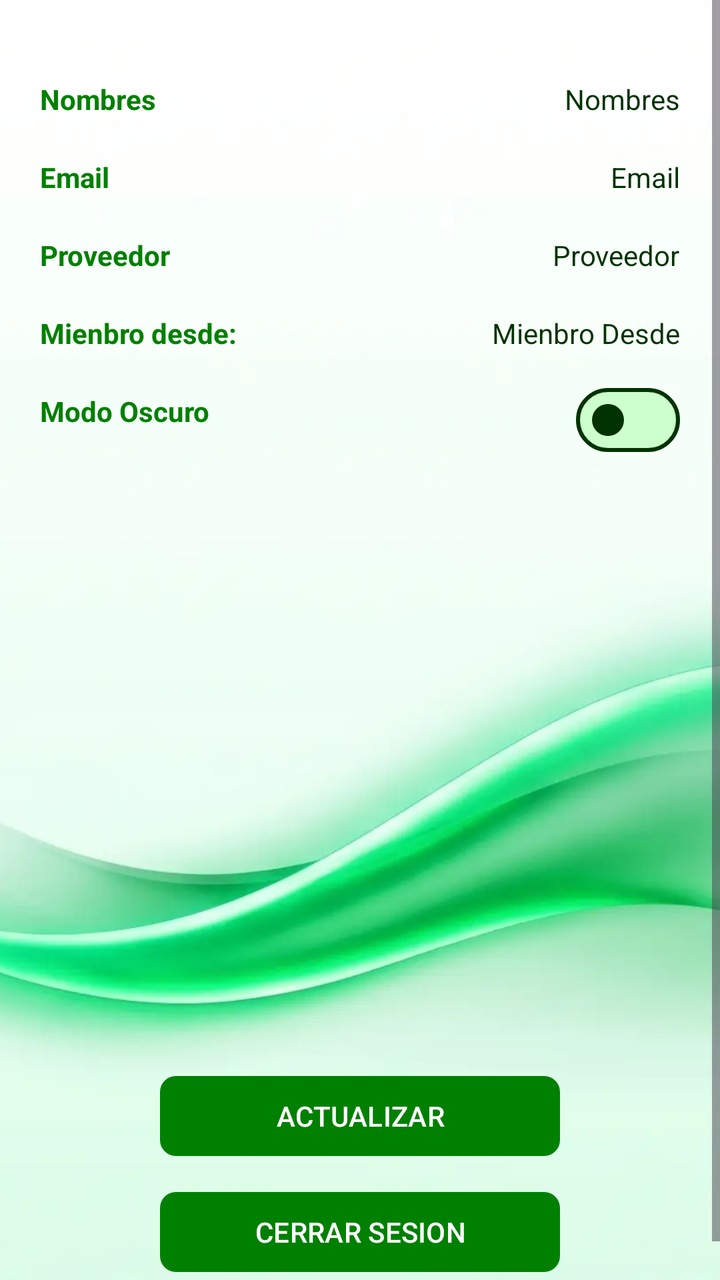
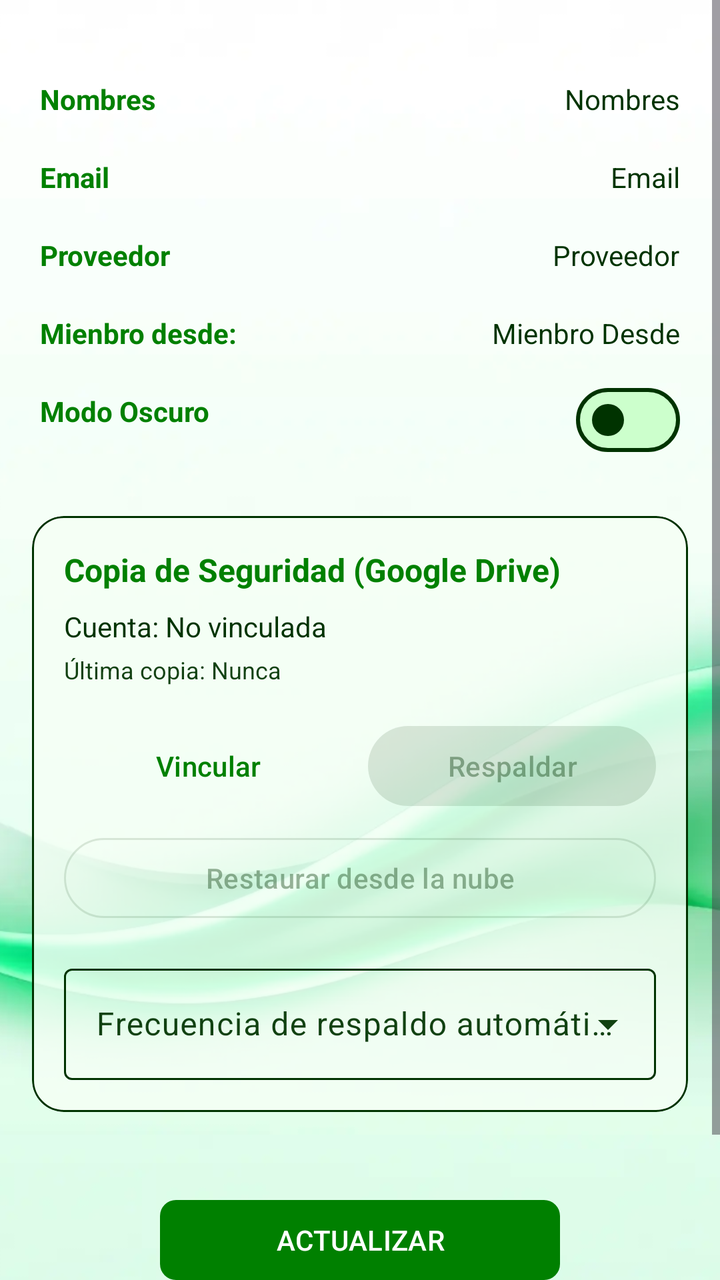

Two renders of the same Android screen: before a commit and after it. Below are the layout's source before the change and the commit's diff.
<!-- AndroidManifest.xml: application theme Theme.MyLittleFinanControl -->
<!-- res/layout/fragment_perfil.xml -->
<?xml version="1.0" encoding="utf-8"?>
<androidx.constraintlayout.widget.ConstraintLayout
    xmlns:android="http://schemas.android.com/apk/res/android"
    xmlns:app="http://schemas.android.com/apk/res-auto"
    android:layout_width="match_parent"
    android:layout_height="match_parent">

    <ImageView
        android:id="@+id/imagenFondo"
        android:layout_width="0dp"
        android:layout_height="0dp"
        android:src="@drawable/background_1"
        android:scaleType="centerCrop"
        app:layout_constraintTop_toTopOf="parent"
        app:layout_constraintBottom_toBottomOf="parent"
        app:layout_constraintStart_toStartOf="parent"
        app:layout_constraintEnd_toEndOf="parent" />

    <ScrollView xmlns:android="http://schemas.android.com/apk/res/android"
        xmlns:app="http://schemas.android.com/apk/res-auto"
        xmlns:tools="http://schemas.android.com/tools"
        android:layout_width="match_parent"
        android:layout_height="match_parent"
        tools:context=".Fragmentos.FragmentPerfil">

        <RelativeLayout
            android:id="@+id/rel_end"
            android:layout_width="match_parent"
            android:layout_height="wrap_content"
            android:paddingTop="40dp"
            android:paddingBottom="20dp">

            
            <TextView
                android:id="@+id/txt_nombre"
                android:layout_width="wrap_content"
                android:layout_height="wrap_content"
                android:layout_marginStart="20dp"
                android:text="@string/txt_nombre"
                android:textColor="?attr/colorPrimary"
                android:textStyle="bold" />

            <TextView
                android:id="@+id/tv_nombres"
                android:layout_width="wrap_content"
                android:layout_height="wrap_content"
                android:layout_alignParentEnd="true"
                android:layout_marginEnd="20dp"
                android:textColor="?attr/colorOnSurface"
                android:text="@string/tv_nombres" />

            
            <TextView
                android:id="@+id/txt_email"
                android:layout_width="wrap_content"
                android:layout_height="wrap_content"
                android:layout_below="@+id/tv_nombres"
                android:layout_marginStart="20dp"
                android:layout_marginTop="20dp"
                android:text="@string/txt_email"
                android:textColor="?attr/colorPrimary"
                android:textStyle="bold" />

            <TextView
                android:id="@+id/tv_email"
                android:layout_width="wrap_content"
                android:layout_height="wrap_content"
                android:layout_below="@+id/tv_nombres"
                android:layout_alignParentEnd="true"
                android:layout_marginEnd="20dp"
                android:textColor="?attr/colorOnSurface"
                android:layout_marginTop="20dp"
                android:text="@string/tv_email" />

            
            <TextView
                android:id="@+id/txt_proveedor"
                android:layout_width="wrap_content"
                android:layout_height="wrap_content"
                android:layout_below="@+id/tv_email"
                android:layout_marginStart="20dp"
                android:layout_marginTop="20dp"
                android:text="@string/txt_proveedor"
                android:textColor="?attr/colorPrimary"
                android:textStyle="bold" />

            <TextView
                android:id="@+id/tv_proveedor"
                android:layout_width="wrap_content"
                android:layout_height="wrap_content"
                android:layout_below="@+id/tv_email"
                android:layout_alignParentEnd="true"
                android:layout_marginEnd="20dp"
                android:textColor="?attr/colorOnSurface"
                android:layout_marginTop="20dp"
                android:text="@string/tv_proveedor" />

            
            <TextView
                android:id="@+id/txt_mienbro_Desde"
                android:layout_width="wrap_content"
                android:layout_height="wrap_content"
                android:layout_below="@+id/txt_proveedor"
                android:layout_marginStart="20dp"
                android:layout_marginTop="20dp"
                android:text="@string/txt_mienbro_Desde"
                android:textColor="?attr/colorPrimary"
                android:textStyle="bold" />

            <TextView
                android:id="@+id/tv_mienbro_Desde"
                android:layout_width="wrap_content"
                android:layout_height="wrap_content"
                android:layout_below="@+id/tv_proveedor"
                android:layout_alignParentEnd="true"
                android:layout_marginEnd="20dp"
                android:textColor="?attr/colorOnSurface"
                android:layout_marginTop="20dp"
                android:text="@string/tv_mienbro_Desde" />

            
            <TextView
                android:id="@+id/txt_tema_label"
                android:layout_width="wrap_content"
                android:layout_height="wrap_content"
                android:layout_below="@+id/tv_mienbro_Desde"
                android:layout_marginStart="20dp"
                android:layout_marginTop="20dp"
                android:text="@string/txt_tema_oscuro"
                android:textColor="?attr/colorPrimary"
                android:textStyle="bold" />

            <com.google.android.material.materialswitch.MaterialSwitch
                android:id="@+id/sw_tema"
                android:layout_width="wrap_content"
                android:layout_height="wrap_content"
                android:layout_below="@+id/tv_mienbro_Desde"
                android:layout_alignParentEnd="true"
                android:layout_marginEnd="20dp"
                android:layout_marginTop="10dp" />

            <com.google.android.material.button.MaterialButton
                android:id="@+id/btnActualizar"
                android:layout_width="200dp"
                android:layout_height="wrap_content"
                android:layout_below="@id/sw_tema"
                android:layout_centerHorizontal="true"
                android:layout_marginTop="300dp"
                android:text="@string/btnActualizar"
                android:textAllCaps="true"
                android:textSize="14sp"
                app:backgroundTint="?attr/colorPrimary"
                app:cornerRadius="8dp" />

            <com.google.android.material.button.MaterialButton
                android:id="@+id/btn_logout"
                android:layout_width="200dp"
                android:layout_height="wrap_content"
                android:layout_below="@id/btnActualizar"
                android:layout_centerHorizontal="true"
                android:layout_marginTop="10dp"
                android:text="@string/btn_logout"
                android:textAllCaps="true"
                android:textSize="14sp"
                app:backgroundTint="?attr/colorPrimary"
                app:cornerRadius="8dp" />

        </RelativeLayout>
    </ScrollView>
</androidx.constraintlayout.widget.ConstraintLayout>
<!-- resources referenced by this layout -->
<resources>
  <!-- drawable background_1: webp bitmap (drawable, 18726 bytes) -->
  <string name="btnActualizar">Actualizar</string>
  <string name="btn_logout">Cerrar Sesion</string>
  <string name="tv_email">Email</string>
  <string name="tv_mienbro_Desde">Mienbro Desde</string>
  <string name="tv_nombres">Nombres</string>
  <string name="tv_proveedor">Proveedor</string>
  <string name="txt_email">Email</string>
  <string name="txt_mienbro_Desde">Mienbro desde:</string>
  <string name="txt_nombre">Nombres</string>
  <string name="txt_proveedor">Proveedor</string>
  <string name="txt_tema_oscuro">Modo Oscuro</string>
  <style name="Theme.MyLittleFinanControl" parent="Base.Theme.MyLittleFinanControl" />
  <style name="Base.Theme.MyLittleFinanControl" parent="Theme.Material3.DayNight.NoActionBar">
  
          
          <item name="colorPrimary">@color/verde_oscuro</item>
          
          <item name="colorOnPrimary">@android:color/white</item>
  
          
          <item name="colorPrimaryContainer">@color/verde_claro</item>
          
          <item name="colorOnPrimaryContainer">@color/verde_negro</item>
  
          
          <item name="colorSecondary">@color/verde</item>
          
          <item name="colorOnSecondary">@color/verde_negro</item>
  
          
          <item name="colorSecondaryContainer">@color/verde_transparente</item>
          <item name="colorOnSecondaryContainer">@color/verde_negro</item>
  
          
          <item name="colorTertiary">@color/verde_blanco_transparente</item>
          <item name="colorOnTertiary">@color/verde_negro</item>
  
          
          <item name="colorOutline">@color/verde_negro</item>
  
          
          <item name="colorOnSurface">@color/verde_negro</item>
  
          
          
          <item name="android:windowBackground">@color/verde_claro</item>
          
          <item name="colorSurface">@color/verde_blanco_transparente</item>
  
          
          <item name="colorError">@color/rojo_alerta</item>
          <item name="colorOnError">@color/rojo_transparente</item>
  
          
          <item name="android:statusBarColor">@android:color/white</item>
          <item name="android:windowLightStatusBar">true</item>
  
          
          <item name="colorSurfaceVariant">@color/verde_transparente</item>
          <item name="colorOnSurfaceVariant">@color/verde_gris</item>
  
          
          <item name="popupMenuBackground">@android:color/white</item>
          <item name="android:popupBackground">@android:color/white</item>
  
          <item name="colorSurfaceContainer">@color/verde_claro</item>
          <item name="colorSurfaceContainerLow">@color/verde_claro</item>
          <item name="colorSurfaceContainerHigh">@color/verde_claro</item>
          <item name="colorSurfaceContainerHighest">@color/verde_claro</item>
      </style>
  <color name="verde_oscuro">#008000</color>
  <color name="verde_claro">#CCFFCC</color>
  <color name="verde_negro">#003300</color>
  <color name="verde">#00C292</color>
  <color name="verde_transparente">#5FCCFFCC</color>
  <color name="verde_blanco_transparente">#D3F6FFF6</color>
  <color name="rojo_alerta">#FF6666</color>
  <color name="rojo_transparente">#7BF69F9F</color>
  <color name="verde_gris">#ED003300</color>
</resources>

<!-- the commit's change to res/layout/fragment_perfil.xml (unified diff, before → after) -->
@@ -139,13 +139,108 @@
                 android:layout_marginEnd="20dp"
                 android:layout_marginTop="10dp" />
 
+            
+            <com.google.android.material.card.MaterialCardView
+                android:id="@+id/card_backup"
+                android:layout_width="match_parent"
+                android:layout_height="wrap_content"
+                android:layout_below="@id/sw_tema"
+                android:layout_marginHorizontal="16dp"
+                android:layout_marginTop="24dp"
+                app:cardCornerRadius="16dp"
+                app:cardElevation="0dp"
+                app:strokeColor="?attr/colorOutline"
+                app:strokeWidth="1dp">
+
+                <LinearLayout
+                    android:layout_width="match_parent"
+                    android:layout_height="wrap_content"
+                    android:orientation="vertical"
+                    android:padding="16dp">
+
+                    <TextView
+                        android:layout_width="wrap_content"
+                        android:layout_height="wrap_content"
+                        android:text="Copia de Seguridad (Google Drive)"
+                        android:textColor="?attr/colorPrimary"
+                        android:textSize="16sp"
+                        android:textStyle="bold" />
+
+                    <TextView
+                        android:id="@+id/tv_google_account"
+                        android:layout_width="wrap_content"
+                        android:layout_height="wrap_content"
+                        android:layout_marginTop="8dp"
+                        android:text="Cuenta: No vinculada"
+                        android:textColor="?attr/colorOnSurface"
+                        android:textSize="14sp" />
+
+                    <TextView
+                        android:id="@+id/tv_last_backup"
+                        android:layout_width="wrap_content"
+                        android:layout_height="wrap_content"
+                        android:layout_marginTop="4dp"
+                        android:text="Última copia: Nunca"
+                        android:textColor="?attr/colorOnSurfaceVariant"
+                        android:textSize="12sp" />
+
+                    <LinearLayout
+                        android:layout_width="match_parent"
+                        android:layout_height="wrap_content"
+                        android:layout_marginTop="16dp"
+                        android:orientation="horizontal">
+
+                        <com.google.android.material.button.MaterialButton
+                            android:id="@+id/btn_google_auth"
+                            style="@style/Widget.Material3.Button.TextButton"
+                            android:layout_width="0dp"
+                            android:layout_height="wrap_content"
+                            android:layout_weight="1"
+                            android:text="Vincular" />
+
+                        <com.google.android.material.button.MaterialButton
+                            android:id="@+id/btn_backup_now"
+                            android:layout_width="0dp"
+                            android:layout_height="wrap_content"
+                            android:layout_weight="1"
+                            android:layout_marginStart="8dp"
+                            android:text="Respaldar"
+                            android:enabled="false" />
+                    </LinearLayout>
+
+                    <com.google.android.material.button.MaterialButton
+                        android:id="@+id/btn_restore"
+                        style="@style/Widget.Material3.Button.OutlinedButton"
+                        android:layout_width="match_parent"
+                        android:layout_height="wrap_content"
+                        android:layout_marginTop="8dp"
+                        android:text="Restaurar desde la nube"
+                        android:enabled="false" />
+
+                    <com.google.android.material.textfield.TextInputLayout
+                        style="@style/Widget.Material3.TextInputLayout.OutlinedBox.ExposedDropdownMenu"
+                        android:layout_width="match_parent"
+                        android:layout_height="wrap_content"
+                        android:layout_marginTop="16dp"
+                        android:hint="Frecuencia de respaldo automático">
+
+                        <AutoCompleteTextView
+                            android:id="@+id/auto_frecuencia_backup"
+                            android:layout_width="match_parent"
+                            android:layout_height="wrap_content"
+                            android:inputType="none" />
+                    </com.google.android.material.textfield.TextInputLayout>
+
+                </LinearLayout>
+            </com.google.android.material.card.MaterialCardView>
+
             <com.google.android.material.button.MaterialButton
                 android:id="@+id/btnActualizar"
                 android:layout_width="200dp"
                 android:layout_height="wrap_content"
-                android:layout_below="@id/sw_tema"
+                android:layout_below="@id/card_backup"
                 android:layout_centerHorizontal="true"
-                android:layout_marginTop="300dp"
+                android:layout_marginTop="40dp"
                 android:text="@string/btnActualizar"
                 android:textAllCaps="true"
                 android:textSize="14sp"
